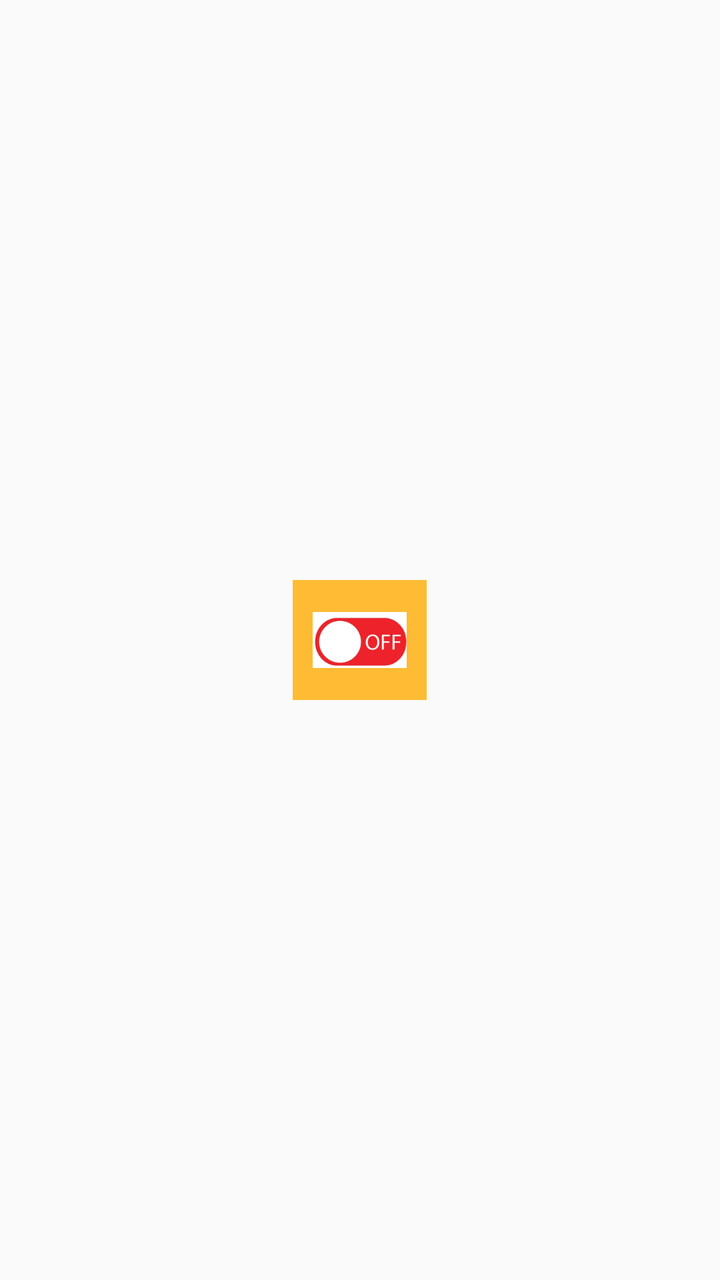
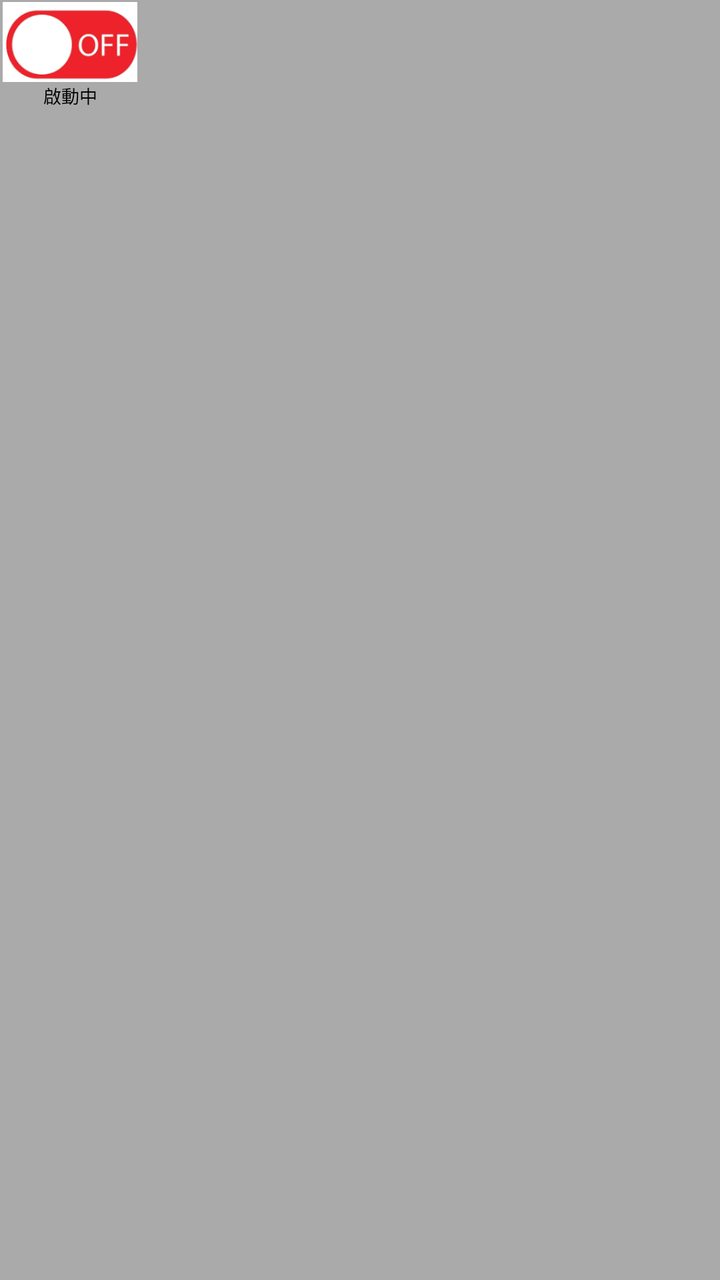

Two renders of the same Android screen: before a commit and after it. Below are the layout's source before the change and the commit's diff.
<!-- AndroidManifest.xml: application theme Theme.Shopee_coin -->
<!-- res/layout/floating_button.xml -->
<?xml version="1.0" encoding="utf-8"?>
<FrameLayout xmlns:android="http://schemas.android.com/apk/res/android"
    android:layout_width="wrap_content"
    android:layout_height="wrap_content">

    <ImageView
        android:id="@+id/floatingButton"
        android:layout_width="67dp"
        android:layout_height="60dp"
        android:layout_gravity="center"
        android:background="@android:color/holo_orange_light"
        android:padding="10dp"
        android:src="@drawable/off_button"
        android:contentDescription="Floating Button" />
</FrameLayout>
<!-- resources referenced by this layout -->
<resources>
  <!-- drawable off_button: png bitmap (drawable, 11966 bytes) -->
  <style name="Theme.Shopee_coin" parent="android:Theme.Material.Light.NoActionBar" />
</resources>

<!-- the commit's change to res/layout/floating_button.xml (unified diff, before → after) -->
@@ -1,15 +1,26 @@
 <?xml version="1.0" encoding="utf-8"?>
-<FrameLayout xmlns:android="http://schemas.android.com/apk/res/android"
+<LinearLayout xmlns:android="http://schemas.android.com/apk/res/android"
     android:layout_width="wrap_content"
-    android:layout_height="wrap_content">
+    android:layout_height="wrap_content"
+    android:orientation="vertical"
+    android:background="@android:color/darker_gray"
+    android:padding="1dp">
 
     <ImageView
         android:id="@+id/floatingButton"
-        android:layout_width="67dp"
-        android:layout_height="60dp"
-        android:layout_gravity="center"
-        android:background="@android:color/holo_orange_light"
-        android:padding="10dp"
+        android:layout_width="68dp"
+        android:layout_height="40dp"
         android:src="@drawable/off_button"
         android:contentDescription="Floating Button" />
-</FrameLayout>
+
+    <TextView
+        android:id="@+id/statusText"
+        android:layout_width="68dp"
+        android:layout_height="wrap_content"
+        android:text="啟動中"
+        android:textColor="@android:color/black"
+        android:gravity="center"
+        android:maxLines="2"
+        android:ellipsize="end"
+        android:textSize="9sp" />
+</LinearLayout>
